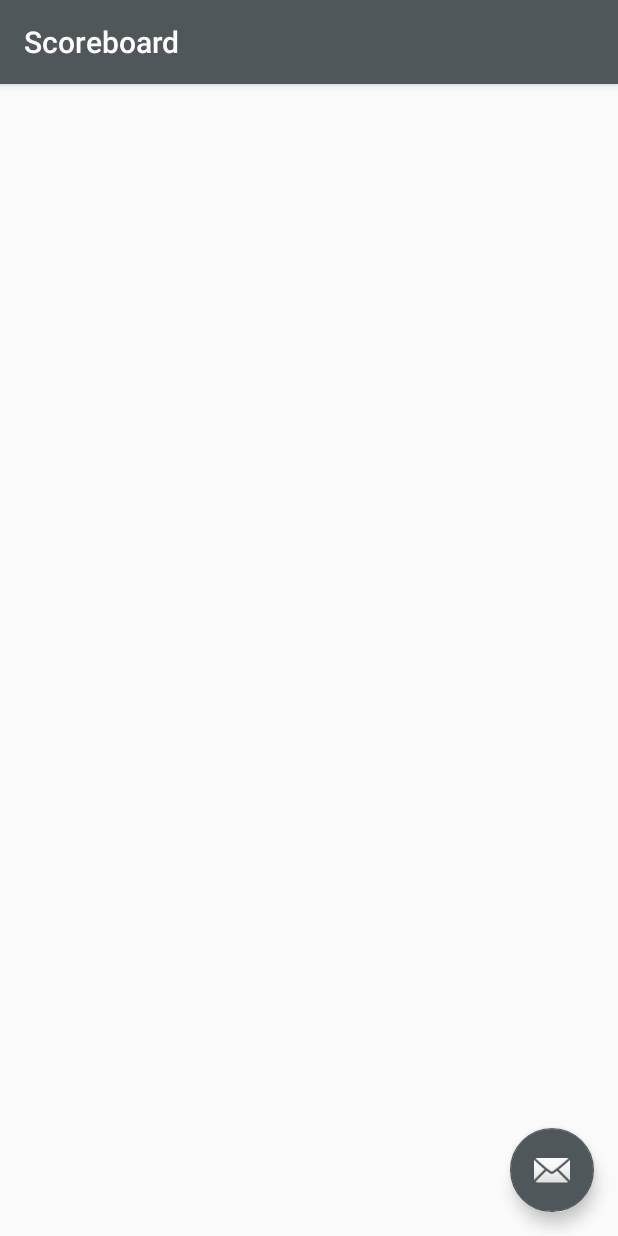
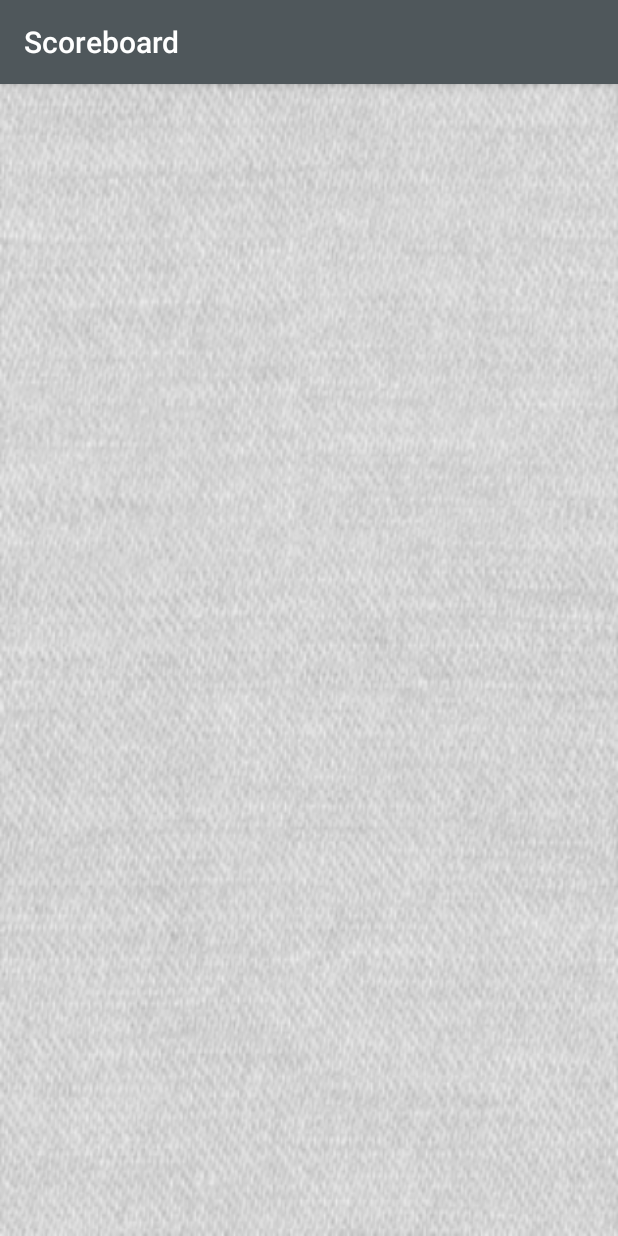
Before and after one commit to Miautex/Soccer_app, an Android app: the ScoreBoardActivity screen opened directly, with no data from a screen before it, on a phone screen of 412 x 824 dp. Run offline under Robolectric (Android 15) with nearby library versions, the phone set to English and light mode, and no system bars.

Commit message:
kleine Änderungen

```diff
--- a/app/src/main/AndroidManifest.xml
+++ b/app/src/main/AndroidManifest.xml
@@ -59,7 +59,6 @@
         </activity>
         <activity
             android:name=".ScoreBoardActivity"
-            android:label="@string/title_activity_score_board"
-            android:theme="@style/Theme.App.Base.NoActionBar"></activity>
+            android:label="@string/title_activity_score_board" />
     </application>
 </manifest>
--- a/app/src/main/java/group2/schoolproject/a02soccer/ScoreBoardActivity.java
+++ b/app/src/main/java/group2/schoolproject/a02soccer/ScoreBoardActivity.java
@@ -1,11 +1,7 @@
 package group2.schoolproject.a02soccer;
 
+import android.support.v7.app.AppCompatActivity;
 import android.os.Bundle;
-import android.support.design.widget.FloatingActionButton;
-import android.support.design.widget.Snackbar;
-import android.support.v7.app.AppCompatActivity;
-import android.support.v7.widget.Toolbar;
-import android.view.View;
 
 public class ScoreBoardActivity extends AppCompatActivity {
 
@@ -13,18 +9,5 @@ public class ScoreBoardActivity extends AppCompatActivity {
     protected void onCreate(Bundle savedInstanceState) {
         super.onCreate(savedInstanceState);
         setContentView(R.layout.activity_score_board);
-        setTitle(R.string.title_activity_scoreboard);
-        Toolbar toolbar = (Toolbar) findViewById(R.id.toolbar);
-        setSupportActionBar(toolbar);
-
-        FloatingActionButton fab = (FloatingActionButton) findViewById(R.id.fab);
-        fab.setOnClickListener(new View.OnClickListener() {
-            @Override
-            public void onClick(View view) {
-                Snackbar.make(view, "Replace with your own action", Snackbar.LENGTH_LONG)
-                        .setAction("Action", null).show();
-            }
-        });
     }
-
 }
--- a/app/src/main/java/pkgTab/TeamDivisionTab.java
+++ b/app/src/main/java/pkgTab/TeamDivisionTab.java
@@ -4,6 +4,7 @@ import android.graphics.Color;
 import android.graphics.Typeface;
 import android.os.Bundle;
 import android.support.annotation.Nullable;
+import android.support.design.widget.Snackbar;
 import android.support.v4.app.Fragment;
 
 import android.view.Gravity;
@@ -114,7 +115,7 @@ public class TeamDivisionTab extends Fragment implements View.OnClickListener, O
                 playerToRow(p);
             }
         } catch (Exception e) {
-            Toast.makeText(view.getContext(), e.getMessage(), Toast.LENGTH_SHORT).show();
+            Snackbar.make(view,e.getMessage(),Snackbar.LENGTH_SHORT).show();
         }
     }
 
@@ -141,7 +142,7 @@ public class TeamDivisionTab extends Fragment implements View.OnClickListener, O
     public ArrayList<Participation> getPlayersInTeam() throws Exception {
         ArrayList<Participation> list = new ArrayList<>();
         if(!hasGoalkeeper()){
-            throw new Exception(getString(R.string.msg_TeamHasNoGolaie) + team);
+            throw new Exception(getString(R.string.msg_TeamHasNoGolaie) +" "+ team);
         }
         for (int i = 0; i < tableTeam1.getChildCount(); i++) {
             TableRow row = (TableRow) tableTeam1.getChildAt(i);
--- a/app/src/main/res/layout/activity_score_board.xml
+++ b/app/src/main/res/layout/activity_score_board.xml
@@ -1,32 +1,9 @@
 <?xml version="1.0" encoding="utf-8"?>
-<android.support.design.widget.CoordinatorLayout xmlns:android="http://schemas.android.com/apk/res/android"
-    xmlns:app="http://schemas.android.com/apk/res-auto"
+<RelativeLayout xmlns:android="http://schemas.android.com/apk/res/android"
     xmlns:tools="http://schemas.android.com/tools"
     android:layout_width="match_parent"
     android:layout_height="match_parent"
-    tools:context="group2.schoolproject.a02soccer.ScoreBoardActivity">
-
-    <android.support.design.widget.AppBarLayout
-        android:layout_width="match_parent"
-        android:layout_height="wrap_content"
-        android:theme="@style/Theme.App.Base.AppBarOverlay">
-
-        <android.support.v7.widget.Toolbar
-            android:id="@+id/toolbar"
-            android:layout_width="match_parent"
-            android:layout_height="?attr/actionBarSize"
-            android:background="?attr/colorPrimary"
-            app:popupTheme="@style/Theme.App.Base.PopupOverlay" />
-
-    </android.support.design.widget.AppBarLayout>
-
-
-    <android.support.design.widget.FloatingActionButton
-        android:id="@+id/fab"
-        android:layout_width="wrap_content"
-        android:layout_height="wrap_content"
-        android:layout_gravity="bottom|end"
-        android:layout_margin="@dimen/fab_margin"
-        app:srcCompat="@android:drawable/ic_dialog_email" />
-
-</android.support.design.widget.CoordinatorLayout>
+    tools:context="group2.schoolproject.a02soccer.ScoreBoardActivity"
+    android:theme="@style/Theme.App.Base"
+    android:background="@drawable/background">
+</RelativeLayout>
```
